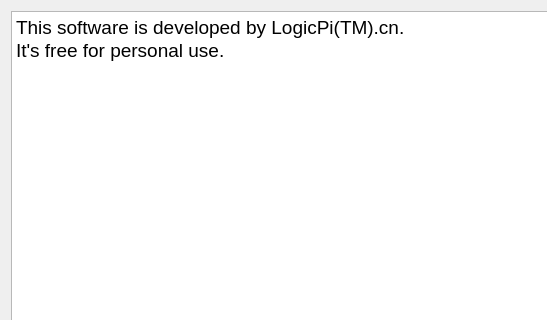
This is form_about.ui in LogicPi-cn/SerialMasterQt5 as Qt 5 draws it before an edit; both pictures show x 0 to 547 and y 0 to 320 of the 640 by 480 pixel window. The edited form follows.
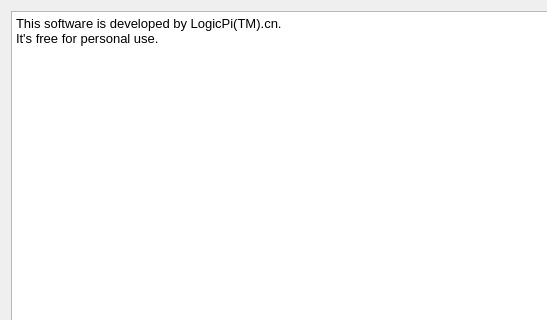
This is the edited form.

What changed in the file:
```diff
--- a/form_about.ui
+++ b/form_about.ui
@@ -21,8 +21,8 @@
 &lt;html&gt;&lt;head&gt;&lt;meta name=&quot;qrichtext&quot; content=&quot;1&quot; /&gt;&lt;style type=&quot;text/css&quot;&gt;
 p, li { white-space: pre-wrap; }
 &lt;/style&gt;&lt;/head&gt;&lt;body style=&quot; font-family:'SimSun'; font-size:9pt; font-weight:400; font-style:normal;&quot;&gt;
-&lt;p style=&quot; margin-top:0px; margin-bottom:0px; margin-left:0px; margin-right:0px; -qt-block-indent:0; text-indent:0px;&quot;&gt;&lt;span style=&quot; font-size:14pt;&quot;&gt;This software is developed by LogicPi(TM).cn.&lt;/span&gt;&lt;/p&gt;
-&lt;p style=&quot; margin-top:0px; margin-bottom:0px; margin-left:0px; margin-right:0px; -qt-block-indent:0; text-indent:0px;&quot;&gt;&lt;span style=&quot; font-size:14pt;&quot;&gt;It's free for personal use.&lt;/span&gt;&lt;/p&gt;&lt;/body&gt;&lt;/html&gt;</string>
+&lt;p style=&quot; margin-top:0px; margin-bottom:0px; margin-left:0px; margin-right:0px; -qt-block-indent:0; text-indent:0px;&quot;&gt;&lt;span style=&quot; font-size:10pt;&quot;&gt;This software is developed by LogicPi(TM).cn.&lt;/span&gt;&lt;/p&gt;
+&lt;p style=&quot; margin-top:0px; margin-bottom:0px; margin-left:0px; margin-right:0px; -qt-block-indent:0; text-indent:0px;&quot;&gt;&lt;span style=&quot; font-size:10pt;&quot;&gt;It's free for personal use.&lt;/span&gt;&lt;/p&gt;&lt;/body&gt;&lt;/html&gt;</string>
      </property>
     </widget>
    </item>
```
